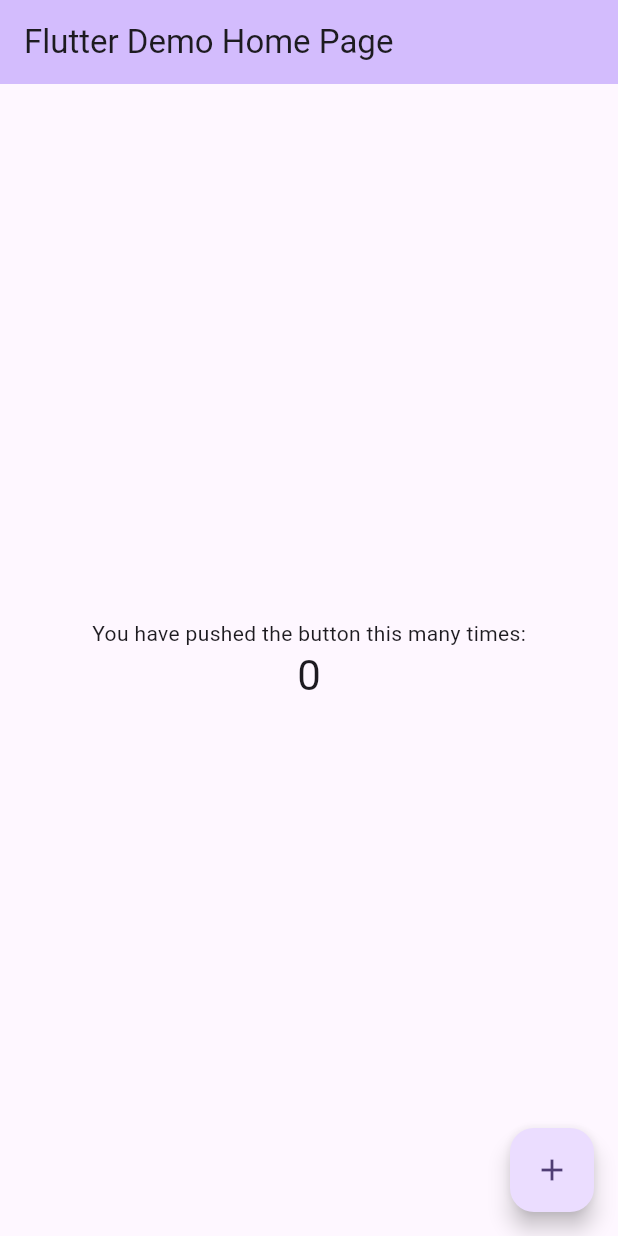
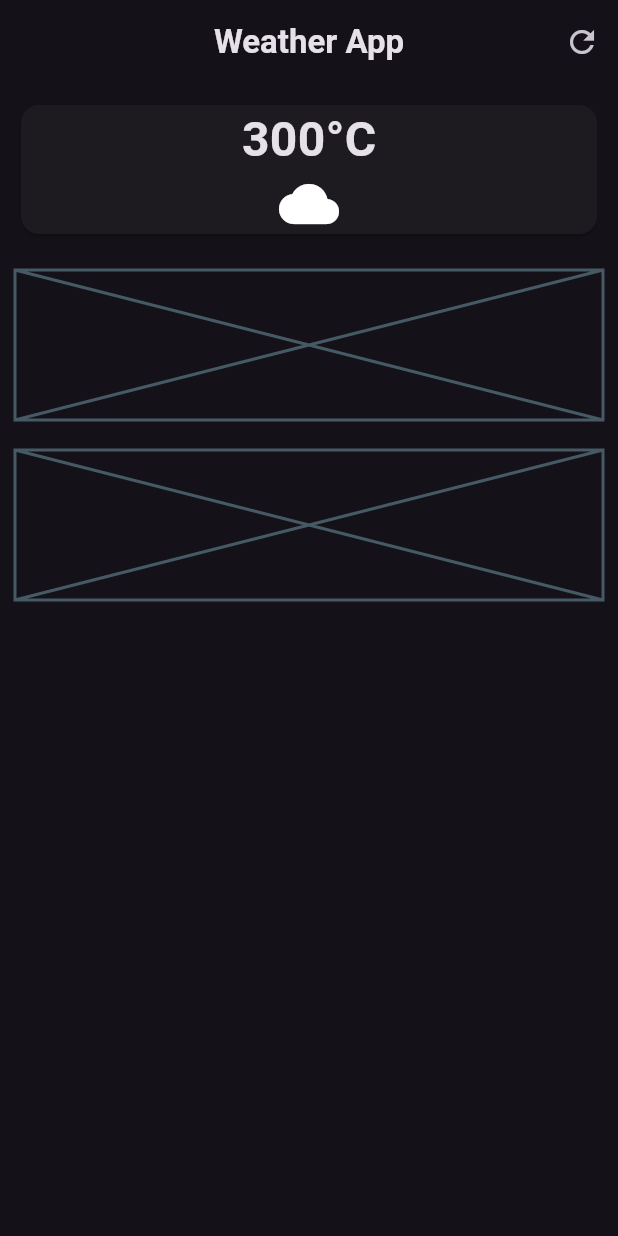
Before and after one commit to Padmakumar18/Weather-App, a Flutter app: the screen it shows after launch, on a phone screen of 412 x 824 dp. Run offline on Flutter 3.47's test engine with Material 3 defaults, Android fonts, the phone set to English and light mode, and no system bars.

Commit message:
UI created

```diff
--- a/app/lib/main.dart
+++ b/app/lib/main.dart
@@ -1,3 +1,4 @@
+import 'package:app/weather_screen.dart';
 import 'package:flutter/material.dart';
 
 void main() {
@@ -7,116 +8,12 @@ void main() {
 class MyApp extends StatelessWidget {
   const MyApp({super.key});
 
-  // This widget is the root of your application.
   @override
   Widget build(BuildContext context) {
     return MaterialApp(
-      title: 'Flutter Demo',
-      theme: ThemeData(
-        // This is the theme of your application.
-        //
-        // TRY THIS: Try running your application with "flutter run". You'll see
-        // the application has a purple toolbar. Then, without quitting the app,
-        // try changing the seedColor in the colorScheme below to Colors.green
-        // and then invoke "hot reload" (save your changes or press the "hot
-        // reload" button in a Flutter-supported IDE, or press "r" if you used
-        // the command line to start the app).
-        //
-        // Notice that the counter didn't reset back to zero; the application
-        // state is not lost during the reload. To reset the state, use hot
-        // restart instead.
-        //
-        // This works for code too, not just values: Most code changes can be
-        // tested with just a hot reload.
-        colorScheme: ColorScheme.fromSeed(seedColor: Colors.deepPurple),
-      ),
-      home: const MyHomePage(title: 'Flutter Demo Home Page'),
+      debugShowCheckedModeBanner: false,
+      theme: ThemeData.dark(useMaterial3: true),
+      home: const WeatherScreen(),
     );
   }
 }
-
-class MyHomePage extends StatefulWidget {
-  const MyHomePage({super.key, required this.title});
-
-  // This widget is the home page of your application. It is stateful, meaning
-  // that it has a State object (defined below) that contains fields that affect
-  // how it looks.
-
-  // This class is the configuration for the state. It holds the values (in this
-  // case the title) provided by the parent (in this case the App widget) and
-  // used by the build method of the State. Fields in a Widget subclass are
-  // always marked "final".
-
-  final String title;
-
-  @override
-  State<MyHomePage> createState() => _MyHomePageState();
-}
-
-class _MyHomePageState extends State<MyHomePage> {
-  int _counter = 0;
-
-  void _incrementCounter() {
-    setState(() {
-      // This call to setState tells the Flutter framework that something has
-      // changed in this State, which causes it to rerun the build method below
-      // so that the display can reflect the updated values. If we changed
-      // _counter without calling setState(), then the build method would not be
-      // called again, and so nothing would appear to happen.
-      _counter++;
-    });
-  }
-
-  @override
-  Widget build(BuildContext context) {
-    // This method is rerun every time setState is called, for instance as done
-    // by the _incrementCounter method above.
-    //
-    // The Flutter framework has been optimized to make rerunning build methods
-    // fast, so that you can just rebuild anything that needs updating rather
-    // than having to individually change instances of widgets.
-    return Scaffold(
-      appBar: AppBar(
-        // TRY THIS: Try changing the color here to a specific color (to
-        // Colors.amber, perhaps?) and trigger a hot reload to see the AppBar
-        // change color while the other colors stay the same.
-        backgroundColor: Theme.of(context).colorScheme.inversePrimary,
-        // Here we take the value from the MyHomePage object that was created by
-        // the App.build method, and use it to set our appbar title.
-        title: Text(widget.title),
-      ),
-      body: Center(
-        // Center is a layout widget. It takes a single child and positions it
-        // in the middle of the parent.
-        child: Column(
-          // Column is also a layout widget. It takes a list of children and
-          // arranges them vertically. By default, it sizes itself to fit its
-          // children horizontally, and tries to be as tall as its parent.
-          //
-          // Column has various properties to control how it sizes itself and
-          // how it positions its children. Here we use mainAxisAlignment to
-          // center the children vertically; the main axis here is the vertical
-          // axis because Columns are vertical (the cross axis would be
-          // horizontal).
-          //
-          // TRY THIS: Invoke "debug painting" (choose the "Toggle Debug Paint"
-          // action in the IDE, or press "p" in the console), to see the
-          // wireframe for each widget.
-          mainAxisAlignment: MainAxisAlignment.center,
-          children: <Widget>[
-            const Text('You have pushed the button this many times:'),
-            Text(
-              '$_counter',
-              style: Theme.of(context).textTheme.headlineMedium,
-            ),
-          ],
-        ),
-      ),
-      floatingActionButton: FloatingActionButton(
-        onPressed: _incrementCounter,
-        tooltip: 'Increment',
-        child: const Icon(Icons.add),
-      ), // This trailing comma makes auto-formatting nicer for build methods.
-    );
-  }
-}
--- /dev/null
+++ b/app/lib/weather_screen.dart
@@ -0,0 +1,56 @@
+import 'package:flutter/material.dart';
+
+class WeatherScreen extends StatelessWidget {
+  const WeatherScreen({super.key});
+
+  @override
+  Widget build(BuildContext context) {
+    return Scaffold(
+      appBar: AppBar(
+        title: Text(
+          "Weather App",
+          style: TextStyle(fontWeight: FontWeight.bold),
+        ),
+        centerTitle: true,
+        actions: [
+          IconButton(
+            onPressed: () {
+              print("Refresh tapped");
+            },
+            icon: const Icon(Icons.refresh),
+            // child: const Icon(Icons.refresh),
+          ),
+        ],
+      ),
+      body: Padding(
+        padding: const EdgeInsets.all(10.0),
+        child: Column(
+          children: [
+            SizedBox(
+              width: double.infinity,
+              child: Card(
+                child: Column(
+                  children: [
+                    Text(
+                      "300°C",
+                      style: TextStyle(
+                        fontSize: 32,
+                        fontWeight: FontWeight.bold,
+                      ),
+                    ),
+                    Icon(Icons.cloud, size: 40),
+                  ],
+                ),
+              ),
+            ),
+            // const Placeholder(fallbackHeight: 250),
+            const SizedBox(height: 20),
+            const Placeholder(fallbackHeight: 100),
+            const SizedBox(height: 20),
+            const Placeholder(fallbackHeight: 100),
+          ],
+        ),
+      ),
+    );
+  }
+}
--- a/app/pubspec.yaml
+++ b/app/pubspec.yaml
@@ -2,7 +2,7 @@ name: app
 description: "A new Flutter project."
 # The following line prevents the package from being accidentally published to
 # pub.dev using `flutter pub publish`. This is preferred for private packages.
-publish_to: 'none' # Remove this line if you wish to publish to pub.dev
+publish_to: "none" # Remove this line if you wish to publish to pub.dev
 
 # The following defines the version and build number for your application.
 # A version number is three numbers separated by dots, like 1.2.43
@@ -30,6 +30,7 @@ environment:
 dependencies:
   flutter:
     sdk: flutter
+  fluttertoast: ^8.2.4 # (or latest version from pub.dev)
 
   # The following adds the Cupertino Icons font to your application.
   # Use with the CupertinoIcons class for iOS style icons.
@@ -51,7 +52,6 @@ dev_dependencies:
 
 # The following section is specific to Flutter packages.
 flutter:
-
   # The following line ensures that the Material Icons font is
   # included with your application, so that you can use the icons in
   # the material Icons class.
```
Also changed, not shown: app/pubspec.lock.
